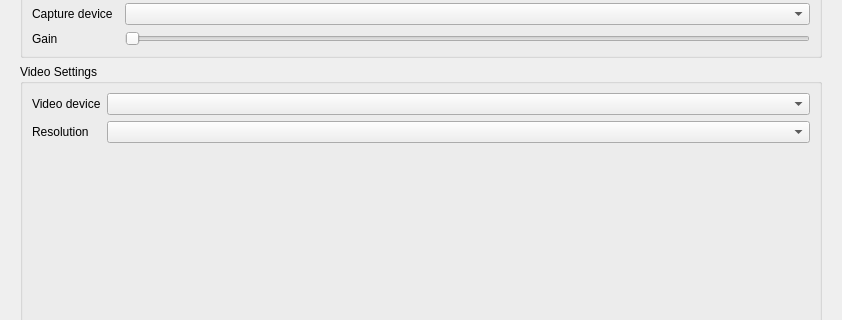
Before: the Qt Designer form src/widget/form/settings/avsettings.ui in qTox/qTox, drawn with Qt 5; both pictures show x 0 to 842 and y 101 to 421 of the 842 by 507 pixel window.
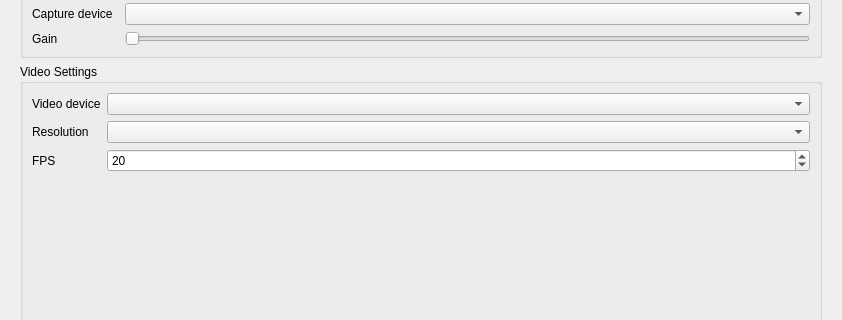
After: the same form once the commit is applied. Icons and pictures are not drawn. Custom widgets are drawn as their Qt base class.

Commit message: refactor(avform): add spinBox for custom FPS

Patch:
```diff
--- a/src/widget/form/settings/avsettings.ui
+++ b/src/widget/form/settings/avsettings.ui
@@ -30,8 +30,8 @@
        <rect>
         <x>0</x>
         <y>0</y>
-        <width>824</width>
-        <height>489</height>
+        <width>830</width>
+        <height>495</height>
        </rect>
       </property>
       <layout class="QVBoxLayout" name="verticalLayout_5">
@@ -147,6 +147,13 @@
               </property>
              </widget>
             </item>
+            <item row="2" column="0">
+             <widget class="QLabel" name="FPSLabel">
+              <property name="text">
+               <string>FPS</string>
+              </property>
+             </widget>
+            </item>
             <item row="1" column="1">
              <widget class="QComboBox" name="videoModescomboBox">
               <property name="sizePolicy">
@@ -167,6 +174,22 @@
             <item row="0" column="1">
              <widget class="QComboBox" name="videoDevCombobox"/>
             </item>
+            <item row="2" column="1">
+             <widget class="QSpinBox" name="FPSSpinbox">
+              <property name="minimum">
+               <number>5</number>
+              </property>
+              <property name="maximum">
+               <number>60</number>
+              </property>
+              <property name="singleStep">
+               <number>1</number>
+              </property>
+              <property name="value">
+               <number>20</number>
+              </property>
+             </widget>
+            </item>
            </layout>
           </item>
           <item>
```
The commit also changes 2 other files.
